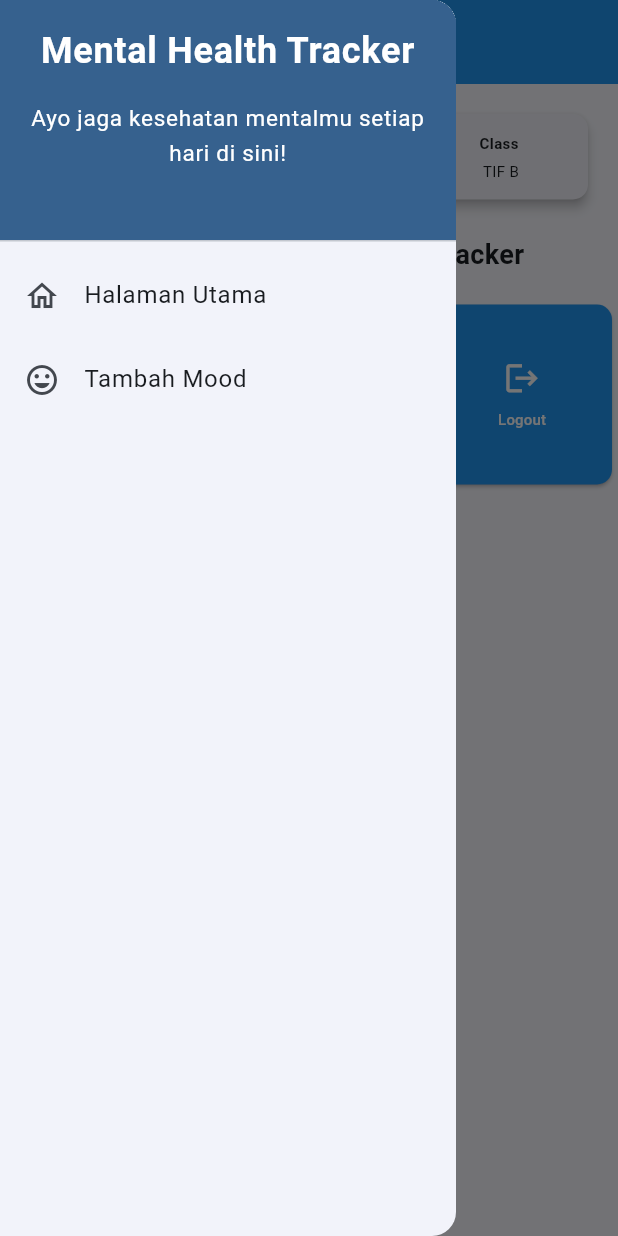
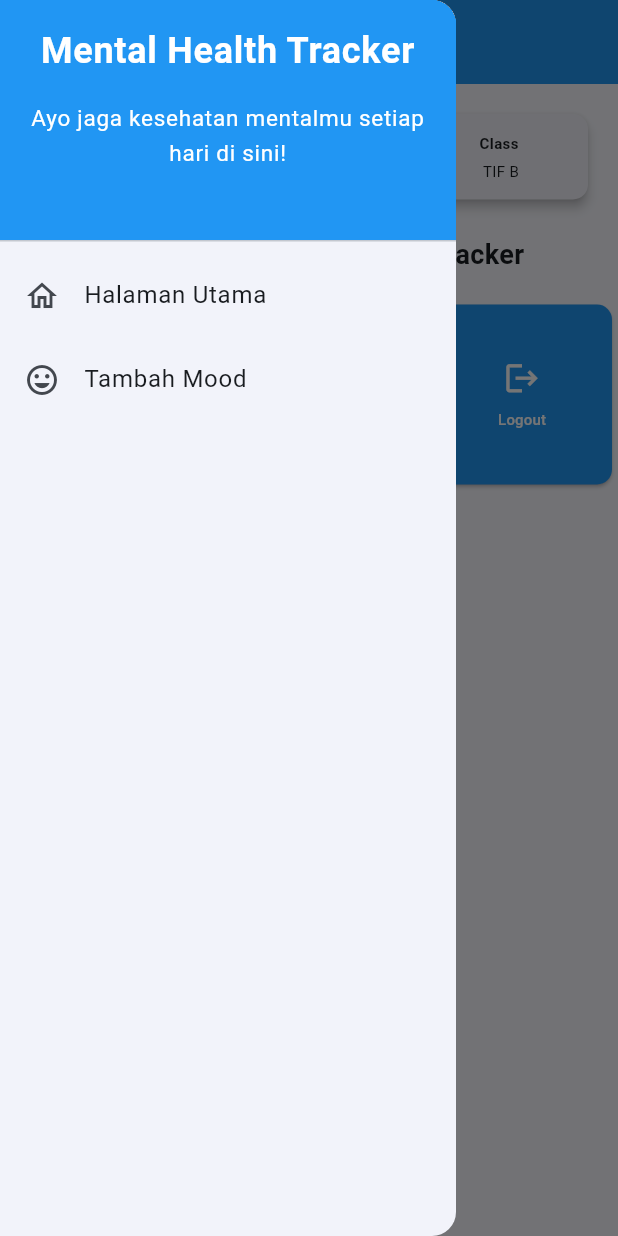
Before and after one commit to ShintaMaria/WMAF_Semester4, a Flutter app: the screen it shows after launch, with the side drawer open, on a phone screen of 412 x 824 dp. Run offline on Flutter 3.47's test engine with Material 3 defaults, Android fonts, the phone set to English and light mode, and no system bars.

Commit message:
Update left_drawer.dart

```diff
--- a/flutter_apps/lib/widgets/left_drawer.dart
+++ b/flutter_apps/lib/widgets/left_drawer.dart
@@ -13,7 +13,7 @@ class LeftDrawer extends StatelessWidget {
         children: [
           DrawerHeader(
             decoration: BoxDecoration(
-              color: Theme.of(context).colorScheme.primary,
+              color: Colors.blue,
             ),
             child: const Column(
               children: [
```
